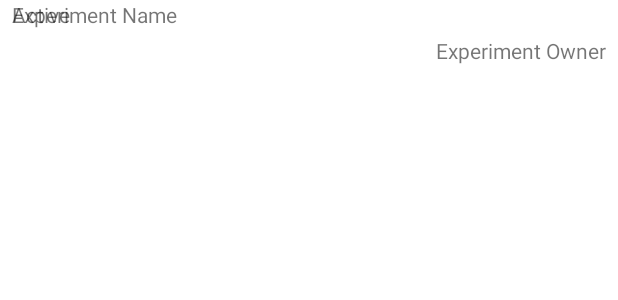
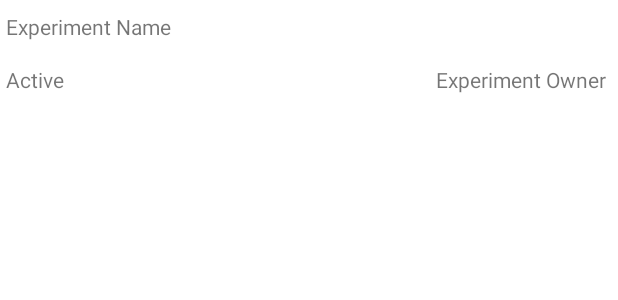
Before and after one commit to CMPUT301W21T03/Experiment-Automata, an Android app: the layout experimentlayout.xml on its own in the app's theme, with its tools: preview values and no code run, on a phone screen of 412 x 824 dp. Shown: the top 300 px of the screen. Run offline under Robolectric (Android 15) with nearby library versions, the phone set to English and light mode, and no system bars.

Commit message:
Changed experiment layout XML so it matched with the project storyboard specifications

```diff
--- a/code/app/src/main/res/layout/experimentlayout.xml
+++ b/code/app/src/main/res/layout/experimentlayout.xml
@@ -10,8 +10,9 @@
         android:id="@+id/experimentName"
         android:layout_width="wrap_content"
         android:layout_height="wrap_content"
-        android:layout_marginStart="8dp"
-        android:layout_marginLeft="8dp"
+        android:layout_marginStart="4dp"
+        android:layout_marginLeft="4dp"
+        android:layout_marginTop="8dp"
         android:text="Experiment Name"
         app:layout_constraintStart_toStartOf="parent"
         app:layout_constraintTop_toTopOf="parent" />
@@ -20,24 +21,21 @@
         android:id="@+id/experimentOwner"
         android:layout_width="wrap_content"
         android:layout_height="wrap_content"
-        android:layout_marginStart="280dp"
-        android:layout_marginLeft="280dp"
-        android:layout_marginTop="24dp"
+        android:layout_marginTop="16dp"
         android:layout_marginEnd="8dp"
         android:layout_marginRight="8dp"
         android:text="Experiment Owner"
         app:layout_constraintEnd_toEndOf="parent"
-        app:layout_constraintStart_toEndOf="@+id/textView3"
-        app:layout_constraintTop_toTopOf="parent" />
+        app:layout_constraintTop_toBottomOf="@+id/experimentName" />
 
     <TextView
         android:id="@+id/experimentActivity"
         android:layout_width="wrap_content"
         android:layout_height="wrap_content"
-        android:layout_marginStart="8dp"
-        android:layout_marginLeft="8dp"
-        android:layout_marginTop="8dp"
+        android:layout_marginStart="4dp"
+        android:layout_marginLeft="4dp"
+        android:layout_marginTop="16dp"
         android:text="Active"
         app:layout_constraintStart_toStartOf="parent"
-        app:layout_constraintTop_toBottomOf="@+id/textView" />
+        app:layout_constraintTop_toBottomOf="@+id/experimentName" />
 </androidx.constraintlayout.widget.ConstraintLayout>
```
